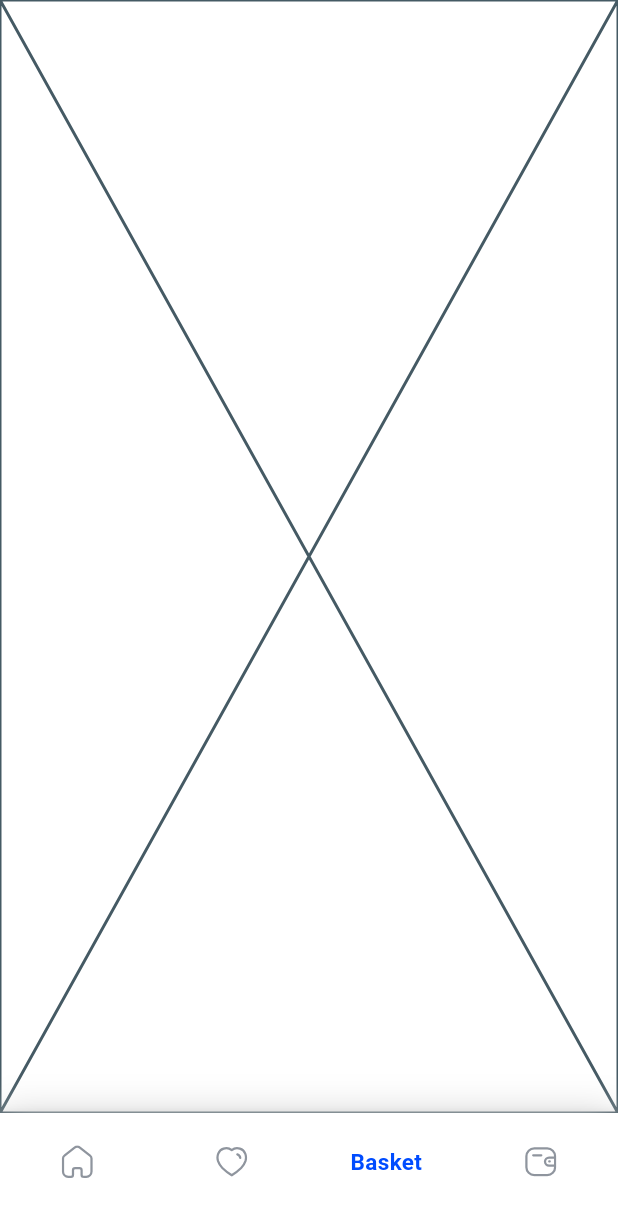
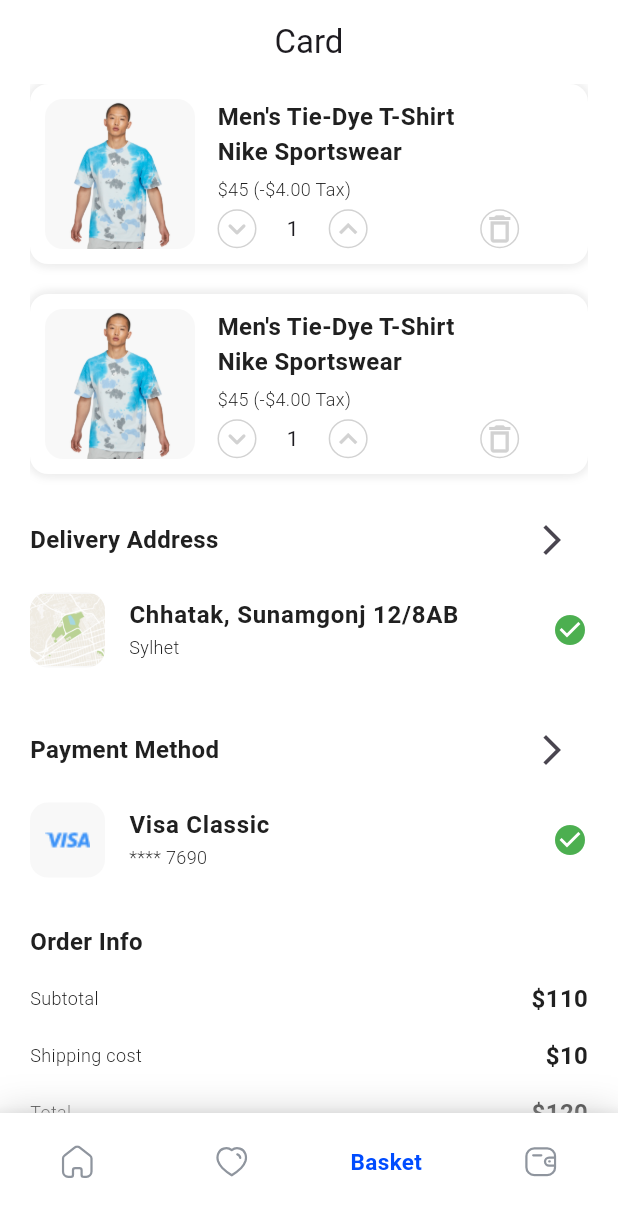
Before and after one commit to Elgammal1299/e_commerce_app, a Flutter app: the screen it shows after launch, item 3 of the bottom bar chosen, on a phone screen of 412 x 824 dp. Shown: the top 1217 px of the screen. Run offline on Flutter 3.47's test engine with Material 3 defaults, Android fonts, the phone set to English and light mode, and no system bars; our stand-ins replace dartz, dio, dotted_border, flutter_bloc, flutter_secure_storage, flutter_svg and 5 more; generated files the repository leaves out were written again; Roboto replaces fonts that are missing (Montserrat, Nunito Sans).

Commit message:
Add new images and enhance BasketPage UI
- Added new image assets: map.png, pro3.png, and visa.png.
- Updated AppImages class to include references to the new images.
- Enhanced BasketPage UI with a structured layout, including delivery address and payment method sections.
- Introduced CustomCardItem and CustomListTileItem widgets for better item representation in the basket.

```diff
--- a/lib/core/utils/app_images.dart
+++ b/lib/core/utils/app_images.dart
@@ -20,4 +20,7 @@ class AppImages {
   static const String filaIcon = 'assets/images/fila.svg';
   static const String proIcon = 'assets/images/pro.png';
   static const String pro2Icon = 'assets/images/pro2.png';
+  static const String pro3Icon = 'assets/images/pro3.png';
+  static const String mapIcon = 'assets/images/map.png';
+  static const String visaIcon = 'assets/images/visa.png';
 }
--- a/lib/feature/home/ui/view/basket_page.dart
+++ b/lib/feature/home/ui/view/basket_page.dart
@@ -1,3 +1,8 @@
+import 'package:e_commerce_app/core/utils/app_colors.dart';
+import 'package:e_commerce_app/core/utils/app_images.dart';
+import 'package:e_commerce_app/core/utils/app_styles.dart';
+import 'package:e_commerce_app/feature/home/ui/view/widget/custom_card_item.dart';
+import 'package:e_commerce_app/feature/home/ui/view/widget/custom_list_tile_item.dart';
 import 'package:flutter/material.dart';
 
 class BasketPage extends StatelessWidget {
@@ -5,6 +10,118 @@ class BasketPage extends StatelessWidget {
 
   @override
   Widget build(BuildContext context) {
-    return const Placeholder();
+    return Scaffold(
+      backgroundColor: AppColors.whiteColor,
+      appBar: AppBar(
+        title: Text('Card'),
+        centerTitle: true,
+        backgroundColor: AppColors.whiteColor,
+      ),
+      body: Padding(
+        padding: const EdgeInsets.symmetric(horizontal: 20.0),
+        child: SingleChildScrollView(
+          child: Column(
+            crossAxisAlignment: CrossAxisAlignment.start,
+            children: [
+              CustomCardItem(),
+              SizedBox(height: 20),
+              CustomCardItem(),
+              SizedBox(height: 20),
+              Row(
+                children: [
+                  Text(
+                    'Delivery Address',
+                    style: AppStyles.styleRegular20(
+                      context,
+                    ).copyWith(fontWeight: FontWeight.bold),
+                  ),
+                  Spacer(),
+                  IconButton(
+                    onPressed: () {},
+                    icon: Icon(Icons.arrow_forward_ios_outlined),
+                  ),
+                ],
+              ),
+              CustomListTileItem(
+                title: 'Chhatak, Sunamgonj 12/8AB',
+                supTitle: 'Sylhet',
+                image: AppImages.mapIcon,
+              ),
+              SizedBox(height: 20),
+              Row(
+                children: [
+                  Text(
+                    'Payment Method',
+                    style: AppStyles.styleRegular20(
+                      context,
+                    ).copyWith(fontWeight: FontWeight.bold),
+                  ),
+                  Spacer(),
+                  IconButton(
+                    onPressed: () {},
+                    icon: Icon(Icons.arrow_forward_ios_outlined),
+                  ),
+                ],
+              ),
+              CustomListTileItem(
+                title: 'Visa Classic',
+                supTitle: '**** 7690',
+                image: AppImages.visaIcon,
+              ),
+              SizedBox(height: 20),
+
+              Text(
+                'Order Info',
+                style: AppStyles.styleRegular20(
+                  context,
+                ).copyWith(fontWeight: FontWeight.bold),
+              ),
+              SizedBox(height: 15),
+              Row(
+                children: [
+                  Text('Subtotal', style: AppStyles.styleRegular15(context)),
+                  Spacer(),
+                  Text(
+                    r'$110',
+                    style: AppStyles.styleRegular20(
+                      context,
+                    ).copyWith(fontWeight: FontWeight.bold),
+                  ),
+                ],
+              ),
+              SizedBox(height: 15),
+              Row(
+                children: [
+                  Text(
+                    'Shipping cost',
+                    style: AppStyles.styleRegular15(context),
+                  ),
+                  Spacer(),
+                  Text(
+                    r'$10',
+                    style: AppStyles.styleRegular20(
+                      context,
+                    ).copyWith(fontWeight: FontWeight.bold),
+                  ),
+                ],
+              ),
+              SizedBox(height: 15),
+              Row(
+                children: [
+                  Text('Total', style: AppStyles.styleRegular15(context)),
+                  Spacer(),
+                  Text(
+                    r'$120',
+                    style: AppStyles.styleRegular20(
+                      context,
+                    ).copyWith(fontWeight: FontWeight.bold),
+                  ),
+                ],
+              ),
+            ],
+          ),
+        ),
+      ),
+    );
   }
 }
--- /dev/null
+++ b/lib/feature/home/ui/view/widget/custom_card_item.dart
@@ -0,0 +1,90 @@
+import 'package:e_commerce_app/core/utils/app_colors.dart';
+import 'package:e_commerce_app/core/utils/app_images.dart';
+import 'package:e_commerce_app/core/utils/app_styles.dart';
+import 'package:flutter/material.dart';
+
+class CustomCardItem extends StatelessWidget {
+  const CustomCardItem({super.key});
+
+  @override
+  Widget build(BuildContext context) {
+    return Container(
+      padding: EdgeInsets.all(10),
+      decoration: BoxDecoration(
+        boxShadow: [
+          BoxShadow(color: AppColors.grey2Color, blurRadius: 5),
+          BoxShadow(color: AppColors.greyColor, blurRadius: 5),
+        ],
+        color: AppColors.whiteColor,
+        borderRadius: BorderRadius.circular(12),
+      ),
+      child: Row(
+        children: [
+          Container(
+            decoration: BoxDecoration(
+              borderRadius: BorderRadius.circular(12),
+              color: AppColors.greyColor,
+            ),
+            child: Image.asset(AppImages.pro3Icon, width: 100, height: 100),
+          ),
+          SizedBox(width: 15),
+          Column(
+            crossAxisAlignment: CrossAxisAlignment.start,
+            children: [
+              Text(
+                'Men\'s Tie-Dye T-Shirt\nNike Sportswear',
+                style: AppStyles.styleRegular20(
+                  context,
+                ).copyWith(fontWeight: FontWeight.bold),
+              ),
+              SizedBox(height: 5),
+              Text(
+                r'$45 (-$4.00 Tax)',
+                style: AppStyles.styleRegular15(context),
+              ),
+              SizedBox(height: 5),
+              Row(
+                children: [
+                  Container(
+                    decoration: BoxDecoration(
+                      borderRadius: BorderRadius.circular(99),
+                      border: Border.all(color: AppColors.grey2Color, width: 1),
+                    ),
+                    child: Icon(
+                      Icons.keyboard_arrow_down_rounded,
+                      color: AppColors.grey2Color,
+                    ),
+                  ),
+                  SizedBox(width: 20),
+                  Text('1'),
+                  SizedBox(width: 20),
+                  Container(
+                    decoration: BoxDecoration(
+                      borderRadius: BorderRadius.circular(99),
+                      border: Border.all(color: AppColors.grey2Color, width: 1),
+                    ),
+                    child: Icon(
+                      Icons.keyboard_arrow_up_outlined,
+                      color: AppColors.grey2Color,
+                    ),
+                  ),
+                  SizedBox(width: 75),
+                  Container(
+                    decoration: BoxDecoration(
+                      borderRadius: BorderRadius.circular(99),
+                      border: Border.all(color: AppColors.grey2Color, width: 1),
+                    ),
+                    child: Icon(
+                      Icons.delete_outlined,
+                      color: AppColors.grey2Color,
+                    ),
+                  ),
+                ],
+              ),
+            ],
+          ),
+        ],
+      ),
+    );
+  }
+}
--- /dev/null
+++ b/lib/feature/home/ui/view/widget/custom_list_tile_item.dart
@@ -0,0 +1,41 @@
+
+import 'package:e_commerce_app/core/utils/app_colors.dart';
+import 'package:e_commerce_app/core/utils/app_styles.dart';
+import 'package:flutter/material.dart';
+
+class CustomListTileItem extends StatelessWidget {
+  const CustomListTileItem({
+    super.key,
+    required this.title,
+    required this.supTitle,
+    required this.image,
+  });
+  final String title;
+  final String supTitle;
+  final String image;
+
+  @override
+  Widget build(BuildContext context) {
+    return ListTile(
+      contentPadding: EdgeInsets.all(0),
+      title: Text(
+        title,
+        style: AppStyles.styleRegular20(
+          context,
+        ).copyWith(fontWeight: FontWeight.bold),
+      ),
+      subtitle: Text(supTitle, style: AppStyles.styleRegular15(context)),
+      trailing: Icon(Icons.check_circle, color: Colors.green),
+      leading: Container(
+        decoration: BoxDecoration(
+          borderRadius: BorderRadius.circular(12),
+          color: AppColors.greyColor,
+        ),
+        child: ClipRRect(
+          borderRadius: BorderRadius.circular(12),
+          child: Image.asset(image, width: 50, height: 50),
+        ),
+      ),
+    );
+  }
+}
```
Also changed, not shown: assets/images/map.png (added), assets/images/pro3.png (added), assets/images/visa.png (added).
